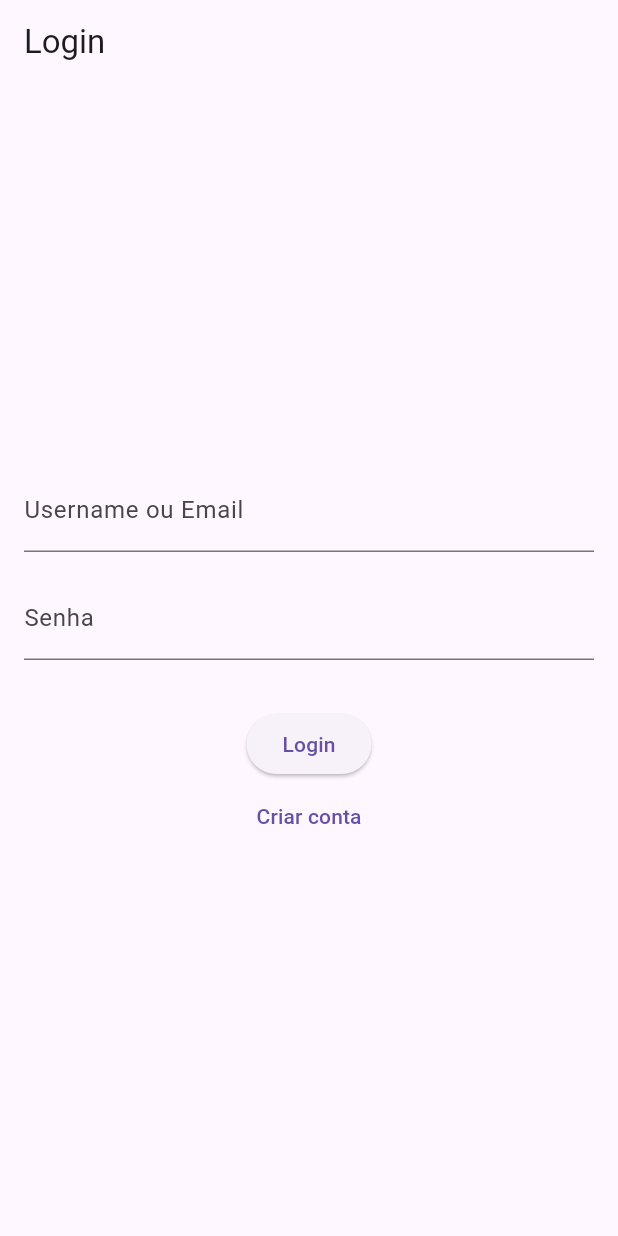
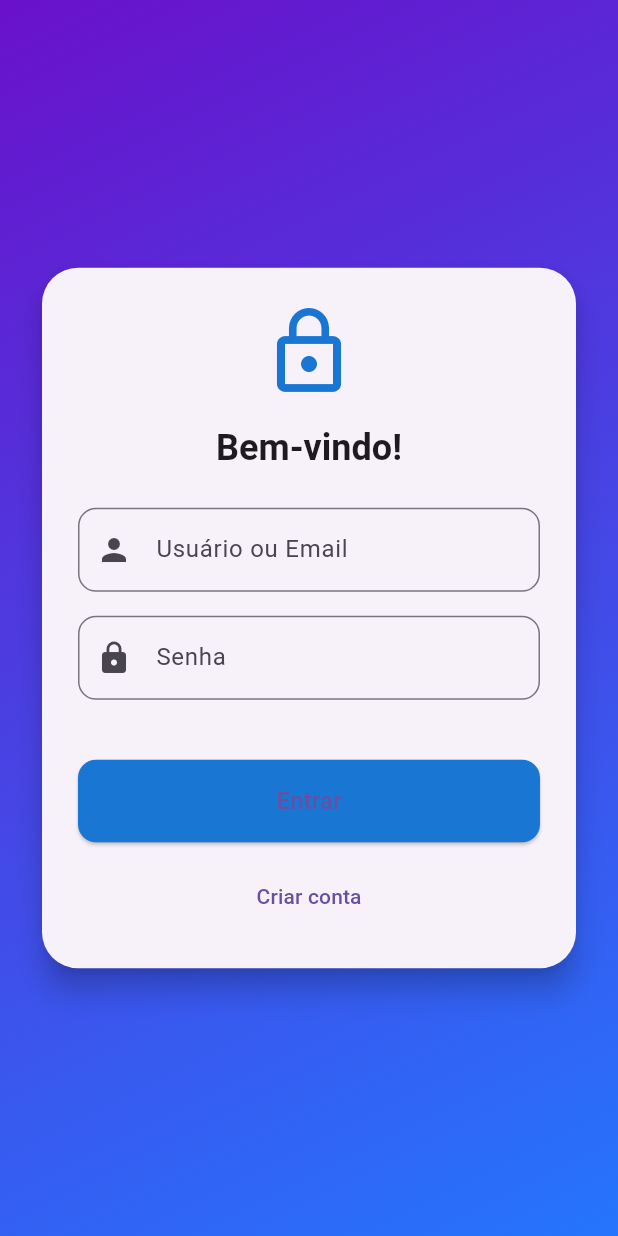
Before and after one commit to GuilhermeGerman0/brenner, a Flutter app: the screen it shows after launch, on a phone screen of 412 x 824 dp. Run offline on Flutter 3.47's test engine with Material 3 defaults, Android fonts, the phone set to English and light mode, and no system bars; our stand-ins replace local_auth, shared_preferences.

Commit message:
login 1.5

```diff
--- a/brenner/lib/pages/login_page.dart
+++ b/brenner/lib/pages/login_page.dart
@@ -20,12 +20,12 @@ class BiometricAuth {
 
       final bool didAuthenticate = await auth.authenticate(
         localizedReason: 'Use sua biometria para entrar',
-        options: AuthenticationOptions(biometricOnly: true),
+        options: const AuthenticationOptions(biometricOnly: true),
       );
 
       return didAuthenticate;
     } catch (e) {
-      print("Erro biometria: $e");
+      debugPrint("Erro biometria: $e");
       return false;
     }
   }
@@ -91,37 +91,100 @@ class _LoginScreenState extends State<LoginScreen> {
   @override
   Widget build(BuildContext context) {
     return Scaffold(
-      appBar: AppBar(title: Text('Login')),
-      body: Padding(
-        padding: EdgeInsets.all(16),
+      // remove AppBar, tela inteira
+      body: Container(
+        decoration: const BoxDecoration(
+          gradient: LinearGradient(
+            colors: [Color(0xFF6A11CB), Color(0xFF2575FC)],
+            begin: Alignment.topLeft,
+            end: Alignment.bottomRight,
+          ),
+        ),
+        child: Center(
+          child: SingleChildScrollView(
+            padding: const EdgeInsets.all(24),
+            child: Card(
+              shape: RoundedRectangleBorder(
+                borderRadius: BorderRadius.circular(24),
+              ),
+              elevation: 8,
+              child: Padding(
+                padding: const EdgeInsets.all(24.0),
                 child: Column(
-          mainAxisAlignment: MainAxisAlignment.center,
+                  mainAxisSize: MainAxisSize.min,
                   children: [
+                    Icon(Icons.lock_outline,
+                        size: 64, color: Colors.blue.shade700),
+                    const SizedBox(height: 16),
+                    Text(
+                      'Bem-vindo!',
+                      style: Theme.of(context)
+                          .textTheme
+                          .headlineSmall
+                          ?.copyWith(fontWeight: FontWeight.bold),
+                    ),
+                    const SizedBox(height: 24),
                     TextField(
                       controller: usernameController,
-              decoration: InputDecoration(labelText: 'Username ou Email'),
+                      decoration: InputDecoration(
+                        labelText: 'Usuário ou Email',
+                        border: OutlineInputBorder(
+                          borderRadius: BorderRadius.circular(12),
                         ),
-            SizedBox(height: 16),
+                        prefixIcon: const Icon(Icons.person),
+                      ),
+                    ),
+                    const SizedBox(height: 16),
                     TextField(
                       controller: passwordController,
                       obscureText: true,
-              decoration: InputDecoration(labelText: 'Senha'),
+                      decoration: InputDecoration(
+                        labelText: 'Senha',
+                        border: OutlineInputBorder(
+                          borderRadius: BorderRadius.circular(12),
                         ),
-            SizedBox(height: 16),
+                        prefixIcon: const Icon(Icons.lock),
+                      ),
+                    ),
+                    const SizedBox(height: 16),
                     if (error.isNotEmpty)
-              Text(error, style: TextStyle(color: Colors.red)),
-            SizedBox(height: 16),
+                      Text(error,
+                          style:
+                              const TextStyle(color: Colors.red, fontSize: 14)),
+                    const SizedBox(height: 24),
                     isLoading
-                ? CircularProgressIndicator()
-                : ElevatedButton(onPressed: login, child: Text('Login')),
+                        ? const CircularProgressIndicator()
+                        : SizedBox(
+                            width: double.infinity,
+                            child: ElevatedButton(
+                              style: ElevatedButton.styleFrom(
+                                padding: const EdgeInsets.symmetric(
+                                    vertical: 16, horizontal: 24),
+                                shape: RoundedRectangleBorder(
+                                  borderRadius: BorderRadius.circular(12),
+                                ),
+                                backgroundColor: Colors.blue.shade700,
+                              ),
+                              onPressed: login,
+                              child: const Text(
+                                'Entrar',
+                                style: TextStyle(fontSize: 16),
+                              ),
+                            ),
+                          ),
+                    const SizedBox(height: 12),
                     TextButton(
                       onPressed: () => Navigator.push(
                         context,
                         MaterialPageRoute(builder: (_) => SignupScreen()),
                       ),
-              child: Text('Criar conta'),
-            )
+                      child: const Text('Criar conta'),
+                    ),
                   ],
+                ),
+              ),
+            ),
+          ),
         ),
       ),
     );
```
Lines whose indentation alone changed are shown as unchanged.
